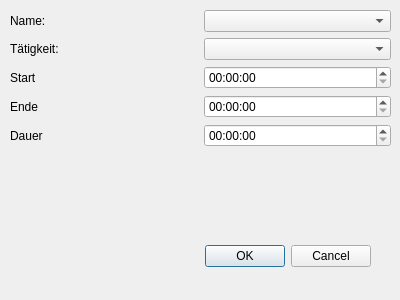
The window that edittaskdlg.ui (marcohartung/TimeLog) describes before a commit, drawn with Qt 5.
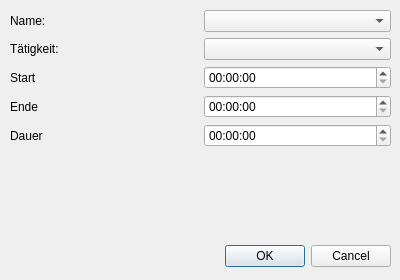
The same window after the commit.

```diff
--- a/edittaskdlg.ui
+++ b/edittaskdlg.ui
@@ -7,7 +7,7 @@
     <x>0</x>
     <y>0</y>
     <width>400</width>
-    <height>300</height>
+    <height>280</height>
    </rect>
   </property>
   <property name="windowTitle">
@@ -16,7 +16,7 @@
   <widget class="QDialogButtonBox" name="buttonBox">
    <property name="geometry">
     <rect>
-     <x>30</x>
+     <x>50</x>
      <y>240</y>
      <width>341</width>
      <height>32</height>
```
Left out of the diff: 8 changed lines with no effect on the pictures.
